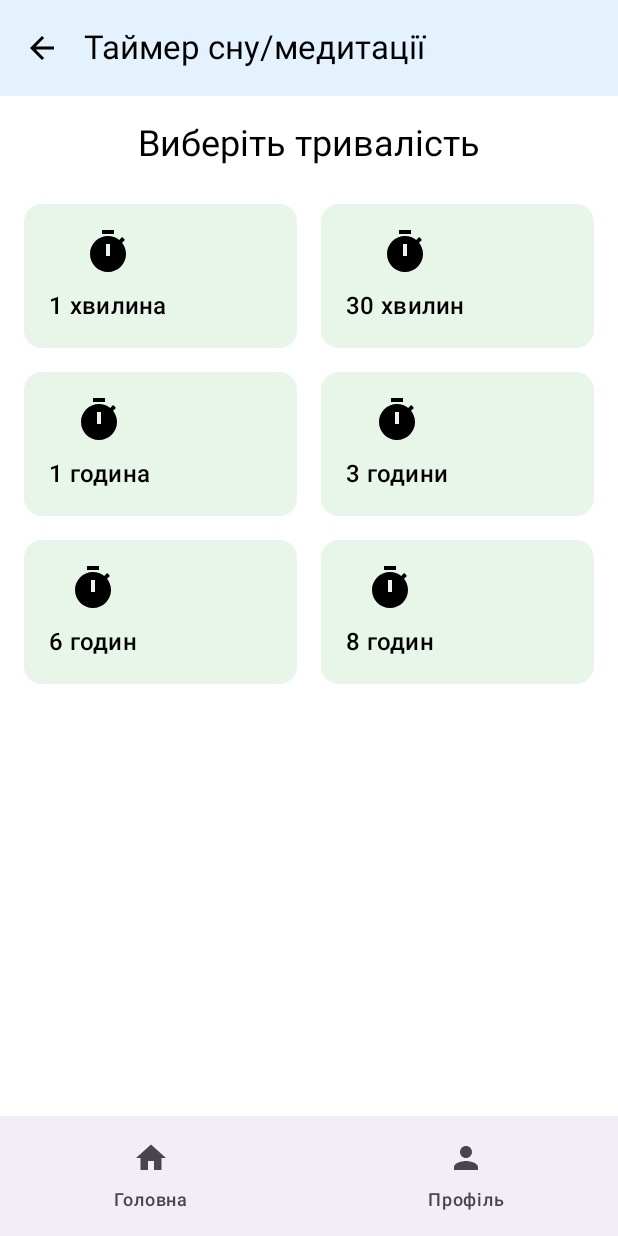
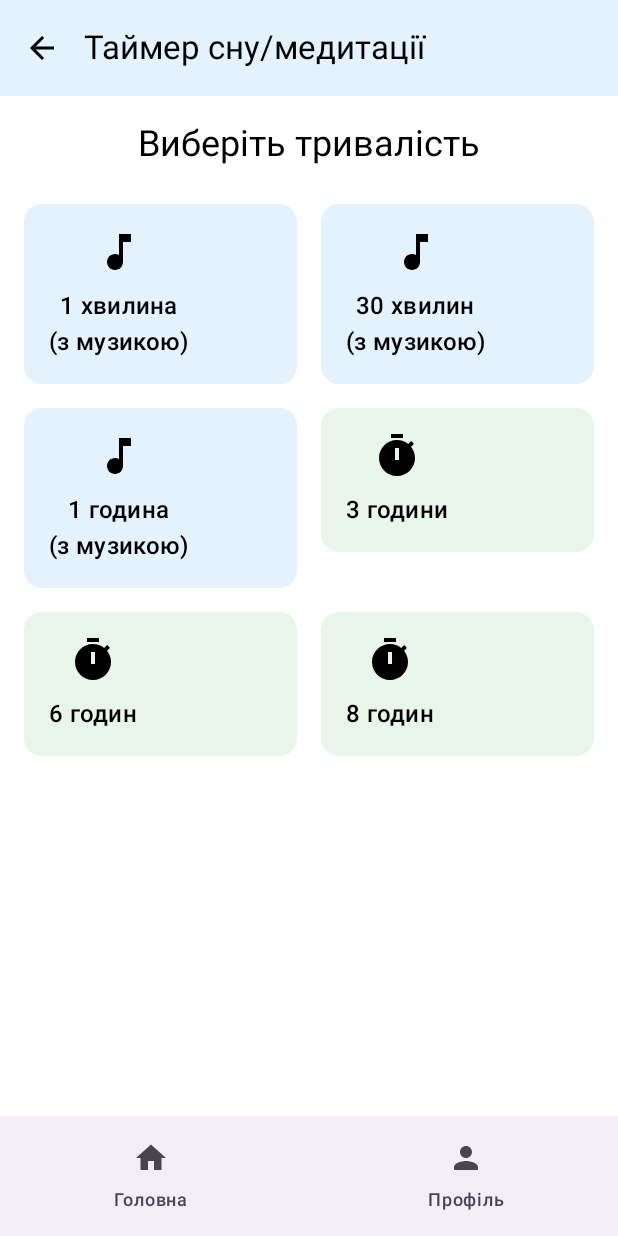
Before and after one commit to Browti/CalmStudy, an Android app built with Jetpack Compose: the TimerScreen screen opened through its navigation route, on a phone screen of 412 x 824 dp. Run offline under Robolectric (Android 15) with nearby library versions, the phone set to English and light mode, and no system bars; libraries missing offline, so code that uses them is left out: coil.decode; 1 statement that could not run was skipped.

Commit message:
+timer music

```diff
--- a/app/src/main/java/com/example/calmstudy/ui/screens/TimerScreen.kt
+++ b/app/src/main/java/com/example/calmstudy/ui/screens/TimerScreen.kt
@@ -21,19 +21,27 @@ import kotlin.time.Duration.Companion.hours
 import kotlin.time.Duration.Companion.minutes
 import com.example.calmstudy.R
 
+data class TimeOption(
+    val hours: Float,
+    val label: String,
+    val hasMusic: Boolean = false
+)
+
 @OptIn(ExperimentalMaterial3Api::class)
 @Composable
 fun TimerScreen(navController: NavController) {
     val context = LocalContext.current
     var mediaPlayer: MediaPlayer? by remember { mutableStateOf(null) }
+    var backgroundMediaPlayer: MediaPlayer? by remember { mutableStateOf(null) }
     var isTimerRunning by remember { mutableStateOf(false) }
     var selectedDuration by remember { mutableStateOf<Long?>(null) }
     var remainingTime by remember { mutableStateOf<Long?>(null) }
+    var currentOption by remember { mutableStateOf<TimeOption?>(null) }
 
     val timeOptions = listOf(
-        TimeOption(1f/60f, "1 хвилина"),
-        TimeOption(0.5f, "30 хвилин"),
-        TimeOption(1f, "1 година"),
+        TimeOption(1f/60f, "1 хвилина\n(з музикою)", hasMusic = true),
+        TimeOption(0.5f, "30 хвилин\n(з музикою)", hasMusic = true),
+        TimeOption(1f, "1 година\n(з музикою)", hasMusic = true),
         TimeOption(3f, "3 години"),
         TimeOption(6f, "6 годин"),
         TimeOption(8f, "8 годин")
@@ -42,22 +50,49 @@ fun TimerScreen(navController: NavController) {
     DisposableEffect(Unit) {
         onDispose {
             mediaPlayer?.release()
+            backgroundMediaPlayer?.release()
         }
     }
 
     LaunchedEffect(isTimerRunning, selectedDuration) {
         if (isTimerRunning && selectedDuration != null) {
             remainingTime = selectedDuration
+
+            // Запускаємо фонову музику, якщо потрібно
+            if (currentOption?.hasMusic == true) {
+                backgroundMediaPlayer?.release()
+                backgroundMediaPlayer = MediaPlayer.create(context, R.raw.meditation_music)
+                backgroundMediaPlayer?.isLooping = true
+                backgroundMediaPlayer?.setOnCompletionListener { mp ->
+                    mp.seekTo(0)
+                    mp.start()
+                }
+                backgroundMediaPlayer?.start()
+            }
+
             while (remainingTime!! > 0) {
                 delay(1000)
                 remainingTime = remainingTime!! - 1
+
+                if (currentOption?.hasMusic == true && backgroundMediaPlayer?.isPlaying == false) {
+                    backgroundMediaPlayer?.seekTo(0)
+                    backgroundMediaPlayer?.start()
+                }
             }
-            // Відтворюємо звук при закінченні таймера
+
+            // Зупиняємо фонову музику
+            backgroundMediaPlayer?.stop()
+            backgroundMediaPlayer?.release()
+            backgroundMediaPlayer = null
+
+            // Відтворюємо звук завершення
             mediaPlayer?.release()
             mediaPlayer = MediaPlayer.create(context, R.raw.timer_end)
             mediaPlayer?.start()
+
             isTimerRunning = false
             selectedDuration = null
+            currentOption = null
         }
     }
 
@@ -84,16 +119,18 @@ fun TimerScreen(navController: NavController) {
             horizontalAlignment = Alignment.CenterHorizontally
         ) {
             if (isTimerRunning && remainingTime != null) {
-                // Показуємо таймер
                 TimerDisplay(
                     remainingTime = remainingTime!!,
                     onCancel = {
                         isTimerRunning = false
                         selectedDuration = null
+                        currentOption = null
+                        backgroundMediaPlayer?.stop()
+                        backgroundMediaPlayer?.release()
+                        backgroundMediaPlayer = null
                     }
                 )
             } else {
-                // Показуємо опції вибору часу
                 Text(
                     text = "Виберіть тривалість",
                     style = MaterialTheme.typography.headlineSmall,
@@ -110,6 +147,7 @@ fun TimerScreen(navController: NavController) {
                             option = option,
                             onClick = {
                                 selectedDuration = (option.hours * 3600).toLong()
+                                currentOption = option
                                 isTimerRunning = true
                             }
                         )
@@ -163,7 +201,9 @@ private fun TimeOptionCard(
         onClick = onClick,
         modifier = Modifier.fillMaxWidth(),
         colors = CardDefaults.cardColors(
-            containerColor = MaterialTheme.colorScheme.secondaryContainer
+            containerColor = if (option.hasMusic)
+                MaterialTheme.colorScheme.primaryContainer
+            else MaterialTheme.colorScheme.secondaryContainer
         )
     ) {
         Column(
@@ -171,7 +211,7 @@ private fun TimeOptionCard(
             horizontalAlignment = Alignment.CenterHorizontally
         ) {
             Icon(
-                imageVector = Icons.Default.Timer,
+                imageVector = if (option.hasMusic) Icons.Default.MusicNote else Icons.Default.Timer,
                 contentDescription = null,
                 modifier = Modifier.size(32.dp)
             )
@@ -193,8 +233,3 @@ private fun formatTime(seconds: Long): String {
         seconds % 60
     )
 }
-
-data class TimeOption(
-    val hours: Float,
-    val label: String
-)
```
Also changed, not shown: 1 other file.
